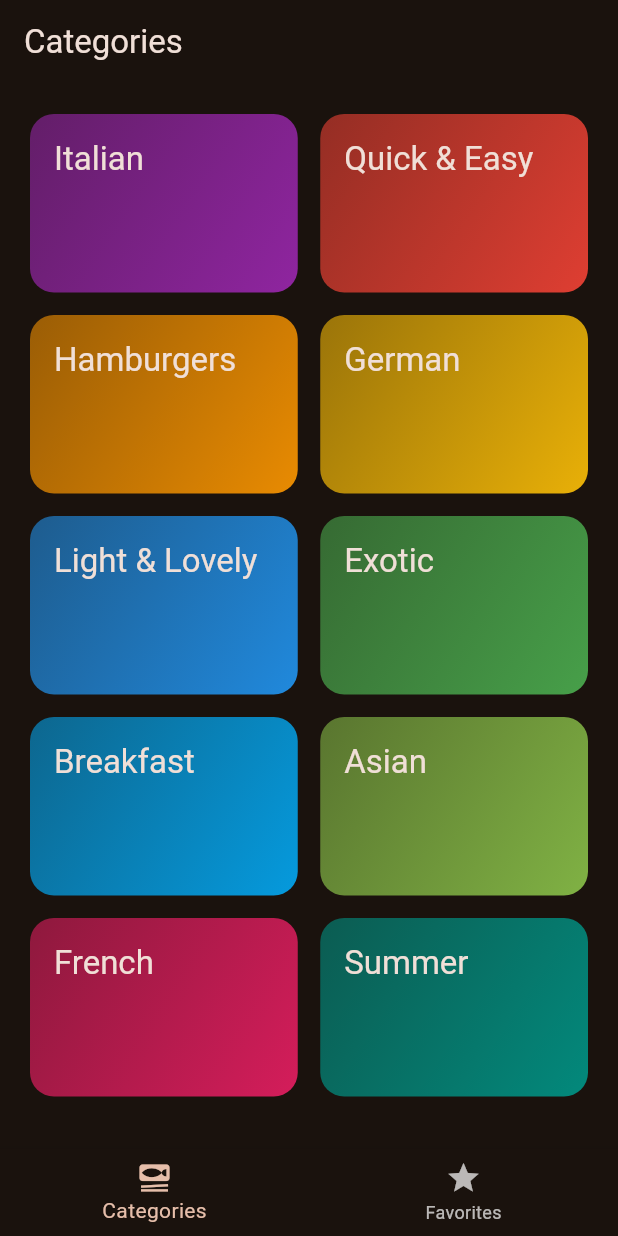
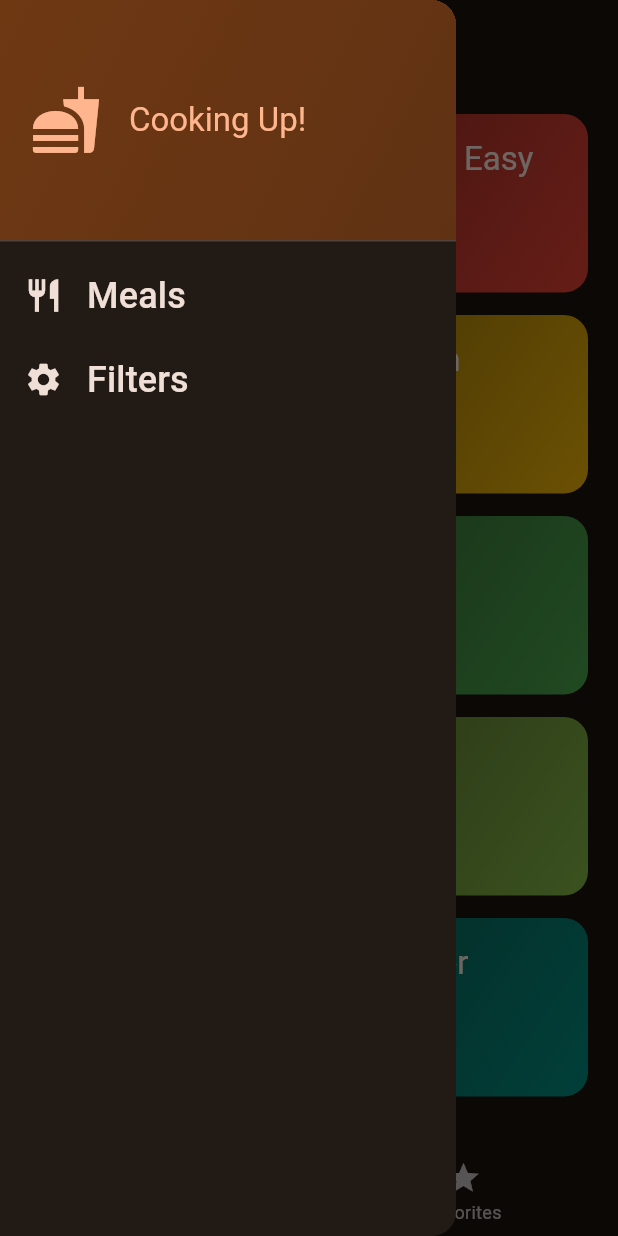
Before and after one commit to Demon-Sheriff/FavoFood, a Flutter app: the screen it shows after launch, with the side drawer open (before the commit the screen has no drawer), on a phone screen of 412 x 824 dp. Run offline on Flutter 3.47's test engine with Material 3 defaults, Android fonts, the phone set to English and light mode, and no system bars; our stand-ins replace transparent_image.

```diff
--- a/lib/screens/tabs.dart
+++ b/lib/screens/tabs.dart
@@ -1,8 +1,11 @@
 import 'package:flutter/material.dart';
+import 'package:meals_app/data/dummy_data.dart';
 import 'package:meals_app/models/category.dart';
 import 'package:meals_app/models/meal.dart';
 import 'package:meals_app/screens/categories.dart';
+import 'package:meals_app/screens/filters.dart';
 import 'package:meals_app/screens/meals.dart';
+import 'package:meals_app/widgets/main_drawer.dart';
 
 class TabsScreen extends StatefulWidget {
   const TabsScreen({super.key});
@@ -16,6 +19,27 @@ class TabsScreen extends StatefulWidget {
 class _TabsScreenState extends State<TabsScreen> {
   List<Meal> favoriteMeals = [];
   var _currentBottomNavigationBarIndex = 0;
+  Map<Filter, bool> filterStates = {
+    Filter.glutenFree: false,
+    Filter.lactoseFree: false,
+    Filter.vegetarian: false,
+    Filter.vegan: false,
+  };
+
+  void showInfoMessage(String message, Meal meal) {
+    ScaffoldMessenger.of(context).clearSnackBars();
+    ScaffoldMessenger.of(context).showSnackBar(
+      SnackBar(
+        content: Text(message),
+        action: SnackBarAction(
+          label: 'Undo',
+          onPressed: () {
+            _toggleMealFunctionStatus(meal);
+          },
+        ),
+      ),
+    );
+  }
 
   void _toggleMealFunctionStatus(Meal meal) {
     bool exists = favoriteMeals.contains(meal);
@@ -24,9 +48,11 @@ class _TabsScreenState extends State<TabsScreen> {
       setState(() {
         favoriteMeals.remove(meal);
       });
+      showInfoMessage("${meal.title} removed from Favorites", meal);
     } else {
       setState(() {
         favoriteMeals.add(meal);
+        showInfoMessage("${meal.title} added to Favorites", meal);
       });
     }
   }
@@ -34,7 +60,9 @@ class _TabsScreenState extends State<TabsScreen> {
   @override
   Widget build(BuildContext context) {
     var activePageTitle = 'Categories';
-
+    // final availableMeals = dummyMeals.where((element) {
+    //   if(filterStates[GlutenFree])
+    // },);
     Widget bodyContent = Categories(
       addToFavorites: _toggleMealFunctionStatus,
     );
@@ -58,6 +86,33 @@ class _TabsScreenState extends State<TabsScreen> {
           activePageTitle,
         ),
       ),
+      drawer: SafeArea(
+        // minimum: const EdgeInsets.only(top: 40),
+        child: MainDrawer(
+          onSelectScreen: (type) async {
+            Navigator.of(context).pop(true);
+            var res = await Navigator.of(context).push<Map<Filter, bool>>(
+              MaterialPageRoute(
+                builder: (context) {
+                  return type == 'Meals'
+                      ? const TabsScreen()
+                      : const FilterScreen();
+                },
+              ),
+            );
+
+            setState(() {
+              filterStates = res ??
+                  {
+                    Filter.glutenFree: false,
+                    Filter.lactoseFree: false,
+                    Filter.vegetarian: false,
+                    Filter.vegan: false,
+                  };
+            });
+          },
+        ),
+      ),
       body: bodyContent,
       // bottom tab for navigation.
       bottomNavigationBar: BottomNavigationBar(
--- a/lib/widgets/favorites_list.dart
+++ b/lib/widgets/favorites_list.dart
@@ -4,8 +4,6 @@ import 'package:meals_app/models/meal.dart';
 class FavoritesList extends StatelessWidget {
   final List<Meal> favoriteMeals;
   const FavoritesList({super.key, required this.favoriteMeals});
-
-
 
   @override
   Widget build(BuildContext context) {
--- /dev/null
+++ b/lib/widgets/main_drawer.dart
@@ -0,0 +1,88 @@
+import 'package:flutter/material.dart';
+import 'package:meals_app/screens/categories.dart';
+
+class MainDrawer extends StatelessWidget {
+
+  final void Function(String identifier) onSelectScreen;
+  const MainDrawer({super.key, required this.onSelectScreen});
+
+  @override
+  Widget build(BuildContext context) {
+    return  Drawer(
+          child: Column(
+            children: [
+              DrawerHeader(
+                padding: const EdgeInsets.all(20),
+                decoration: BoxDecoration(
+                  gradient: LinearGradient(
+                    colors: [
+                      Theme.of(context).colorScheme.primaryContainer,
+                      Theme.of(context)
+                          .colorScheme
+                          .primaryContainer
+                          .withOpacity(
+                            0.8,
+                          ),
+                    ],
+                    begin: Alignment.topLeft,
+                    end: Alignment.bottomRight,
+                  ),
+                ),
+                child: Row(
+                  children: [
+                    Icon(
+                      Icons.fastfood,
+                      size: 48,
+                      color: Theme.of(context).colorScheme.primary,
+                    ),
+                    const SizedBox(
+                      width: 18,
+                    ),
+                    Text(
+                      'Cooking Up!',
+                      style: Theme.of(context).textTheme.titleLarge!.copyWith(
+                            color: Theme.of(context).colorScheme.primary,
+                          ),
+                    ),
+                  ],
+                ),
+              ),
+              ListTile(
+                leading: Icon(
+                  Icons.restaurant,
+                  size: 26,
+                  color: Theme.of(context).colorScheme.onSurface,
+                ),
+                title: Text(
+                  'Meals',
+                  style: Theme.of(context).textTheme.titleSmall!.copyWith(
+                        color: Theme.of(context).colorScheme.onSurface,
+                        fontSize: 24,
+                      ),
+                ),
+                onTap: () {
+                  onSelectScreen('Meals');
+                },
+              ),
+              ListTile(
+                leading: Icon(
+                  Icons.settings,
+                  size: 26,
+                  color: Theme.of(context).colorScheme.onSurface,
+                ),
+                title: Text(
+                  'Filters',
+                  style: Theme.of(context).textTheme.titleSmall!.copyWith(
+                        color: Theme.of(context).colorScheme.onSurface,
+                        fontSize: 24,
+                      ),
+                ),
+                onTap: () {
+                  onSelectScreen('Filters');
+                },
+              ),
+            ],
+          ),
+        );
+  }
+}
```
Also changed, not shown: lib/screens/filters.dart (added, +144 -0 lines).
